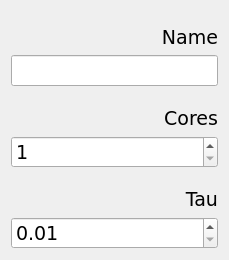
Qt form Lab2_GUI/NetWidget.ui (Cvelth/Comp_Simulation_Projects) before a commit.
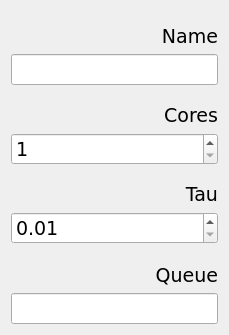
The same form after that commit.

Commit message: Average queue calculation sstem was implemented.

```diff
--- a/Lab2_GUI/NetWidget.ui
+++ b/Lab2_GUI/NetWidget.ui
@@ -7,7 +7,7 @@
     <x>0</x>
     <y>0</y>
     <width>229</width>
-    <height>260</height>
+    <height>335</height>
    </rect>
   </property>
   <property name="font">
@@ -94,6 +94,23 @@
    <item>
     <layout class="QVBoxLayout" name="usage"/>
    </item>
+   <item>
+    <layout class="QVBoxLayout" name="verticalLayout_3">
+     <item>
+      <widget class="QLabel" name="label_3">
+       <property name="text">
+        <string>Queue</string>
+       </property>
+       <property name="alignment">
+        <set>Qt::AlignBottom|Qt::AlignRight|Qt::AlignTrailing</set>
+       </property>
+      </widget>
+     </item>
+     <item>
+      <widget class="QLineEdit" name="queue"/>
+     </item>
+    </layout>
+   </item>
   </layout>
  </widget>
  <layoutdefault spacing="6" margin="11"/>
```
The commit also changes 5 other files.
